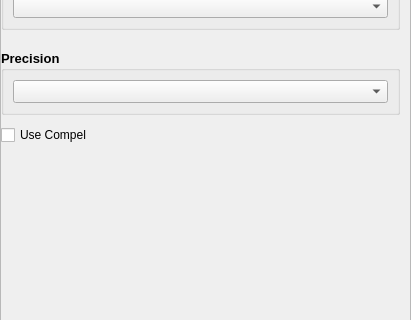
This is src/airunner/components/art/gui/widgets/stablediffusion/templates/stable_diffusion_settings.ui in Capsize-Games/airunner as Qt 5 draws it before an edit; both pictures show x 0 to 411 and y 388 to 708 of the 411 by 964 pixel window. The edited form follows.
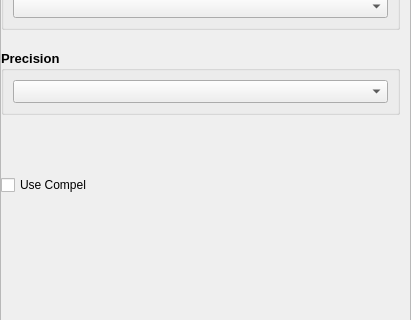
This is the edited form. Custom widgets are drawn as their Qt base class.

Commit message: Fix stable diffusion settings checkbox layout

```diff
--- a/src/airunner/components/art/gui/widgets/stablediffusion/templates/stable_diffusion_settings.ui
+++ b/src/airunner/components/art/gui/widgets/stablediffusion/templates/stable_diffusion_settings.ui
@@ -509,7 +509,7 @@
          </layout>
         </widget>
        </item>
-       <item row="7" column="0">
+    <item row="10" column="0" colspan="2">
         <widget class="QCheckBox" name="use_compel">
          <property name="sizePolicy">
           <sizepolicy hsizetype="Preferred" vsizetype="Preferred">
```
The commit also changes 1 other file.
